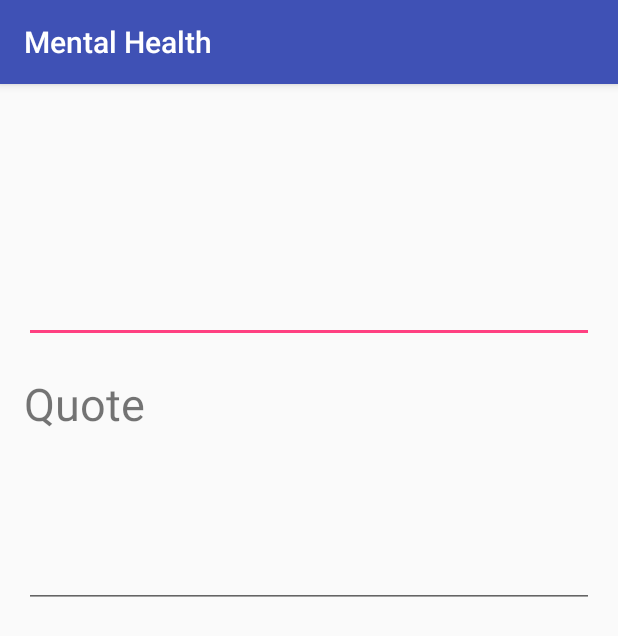
After one commit to matty-mattv/mentalhealth, an Android app: the EntryDetail screen opened directly, with no data from a screen before it, on a phone screen of 412 x 824 dp. The commit adds this screen. Shown: the top 636 px of the screen. Run offline under Robolectric (Android 15) with nearby library versions, the phone set to English and light mode, and no system bars; 3 statements that could not run were skipped.

Commit message:
Feature updates

```diff
--- a/MentalHealth/app/src/main/AndroidManifest.xml
+++ b/MentalHealth/app/src/main/AndroidManifest.xml
@@ -20,9 +20,11 @@
         </activity>
         <activity android:name=".NewEntry">
         </activity>
-        <activity android:name=".DisplayQuote">
+        <activity android:name=".DisplayQuote" android:parentActivityName=".MainActivity">
         </activity>
         <activity android:name=".ViewEntries">
+        </activity>
+        <activity android:name=".EntryDetail">
         </activity>
     </application>
 
--- /dev/null
+++ b/MentalHealth/app/src/main/java/com/example/mentalhealth/EntryDetail.java
@@ -0,0 +1,29 @@
+package com.example.mentalhealth;
+
+import android.os.Bundle;
+import android.support.v7.app.AppCompatActivity;
+import android.widget.EditText;
+import android.widget.TextView;
+
+public class EntryDetail extends AppCompatActivity {
+
+    @Override
+    protected void onCreate(Bundle savedInstanceState) {
+        super.onCreate(savedInstanceState);
+        setContentView(R.layout.activity_entry_detail);
+
+        Bundle bundle = getIntent().getExtras();
+        String title = bundle.getString(ViewEntries.EXTRA_TITLE);
+        String entry = bundle.getString(ViewEntries.EXTRA_ENTRY);
+        String quote = bundle.getString(ViewEntries.EXTRA_QUOTE);
+
+        TextView titleEditText = (TextView) findViewById(R.id.entryTitleDetailID);
+        EditText entryEditText = (EditText) findViewById(R.id.entryTextDetailID);
+        EditText quoteEditText = (EditText) findViewById(R.id.quoteTextDetailID);
+
+        titleEditText.setText(title);
+        entryEditText.setText(entry);
+        quoteEditText.setText(quote);
+
+    }
+}
--- /dev/null
+++ b/MentalHealth/app/src/main/res/layout/activity_entry_detail.xml
@@ -0,0 +1,68 @@
+<?xml version="1.0" encoding="utf-8"?>
+<android.support.constraint.ConstraintLayout
+    xmlns:android="http://schemas.android.com/apk/res/android"
+    xmlns:app="http://schemas.android.com/apk/res-auto"
+    xmlns:tools="http://schemas.android.com/tools"
+    android:layout_width="match_parent"
+    android:layout_height="match_parent"
+    tools:context="com.example.mentalhealth.EntryDetail">
+
+    <LinearLayout
+        android:id="@+id/linearLayout"
+        android:layout_width="match_parent"
+        android:layout_height="match_parent"
+        android:orientation="vertical"
+        tools:layout_editor_absoluteX="0dp"
+        tools:layout_editor_absoluteY="0dp">
+
+    </LinearLayout>
+
+    <TextView
+        android:id="@+id/entryTitleDetailID"
+        android:layout_width="wrap_content"
+        android:layout_height="wrap_content"
+        android:layout_marginStart="16dp"
+        android:layout_marginTop="16dp"
+        android:textSize="30sp"
+        app:layout_constraintStart_toStartOf="parent"
+        app:layout_constraintTop_toTopOf="parent"/>
+
+    <EditText
+        android:id="@+id/entryTextDetailID"
+        android:layout_width="0dp"
+        android:layout_height="100dp"
+        android:layout_marginEnd="16dp"
+        android:layout_marginStart="16dp"
+        android:layout_marginTop="16dp"
+        android:ems="10"
+        android:inputType="textMultiLine"
+        app:layout_constraintEnd_toEndOf="parent"
+        app:layout_constraintHorizontal_bias="0.0"
+        app:layout_constraintStart_toStartOf="parent"
+        app:layout_constraintTop_toBottomOf="@+id/entryTitleDetailID"/>
+
+    <TextView
+        android:id="@+id/quoteTitleID"
+        android:layout_width="wrap_content"
+        android:layout_height="wrap_content"
+        android:layout_marginStart="16dp"
+        android:layout_marginTop="20dp"
+        android:text="Quote"
+        android:textSize="30sp"
+        app:layout_constraintStart_toStartOf="parent"
+        app:layout_constraintTop_toBottomOf="@+id/entryTextDetailID"/>
+
+    <EditText
+        android:id="@+id/quoteTextDetailID"
+        android:layout_width="0dp"
+        android:layout_height="100dp"
+        android:layout_marginEnd="16dp"
+        android:layout_marginStart="16dp"
+        android:layout_marginTop="16dp"
+        android:ems="10"
+        android:inputType="textMultiLine"
+        app:layout_constraintEnd_toEndOf="parent"
+        app:layout_constraintStart_toStartOf="parent"
+        app:layout_constraintTop_toBottomOf="@+id/quoteTitleID"/>
+
+</android.support.constraint.ConstraintLayout>
--- a/MentalHealth/app/src/main/res/layout/activity_new_entry.xml
+++ b/MentalHealth/app/src/main/res/layout/activity_new_entry.xml
@@ -26,7 +26,7 @@
         android:layout_height="wrap_content"
         android:layout_marginBottom="16dp"
         android:layout_marginEnd="16dp"
-        android:onClick="saveEntry"
+        android:onClick="submitEntry"
         android:text="Submit"
         app:layout_constraintBottom_toBottomOf="parent"
         app:layout_constraintEnd_toEndOf="parent"/>
```
Also changed, not shown: MentalHealth/app/src/main/java/com/example/mentalhealth/MainActivity.java (+12 -1 lines), MentalHealth/app/src/main/java/com/example/mentalhealth/NewEntry.java (+23 -37 lines), MentalHealth/app/src/main/java/com/example/mentalhealth/ViewEntries.java (+34 -11 lines), MentalHealth/app/src/main/res/layout/activity_main.xml (+12 -0 lines), MentalHealth/app/src/main/res/layout/activity_view_entries.xml (+4 -13 lines).
